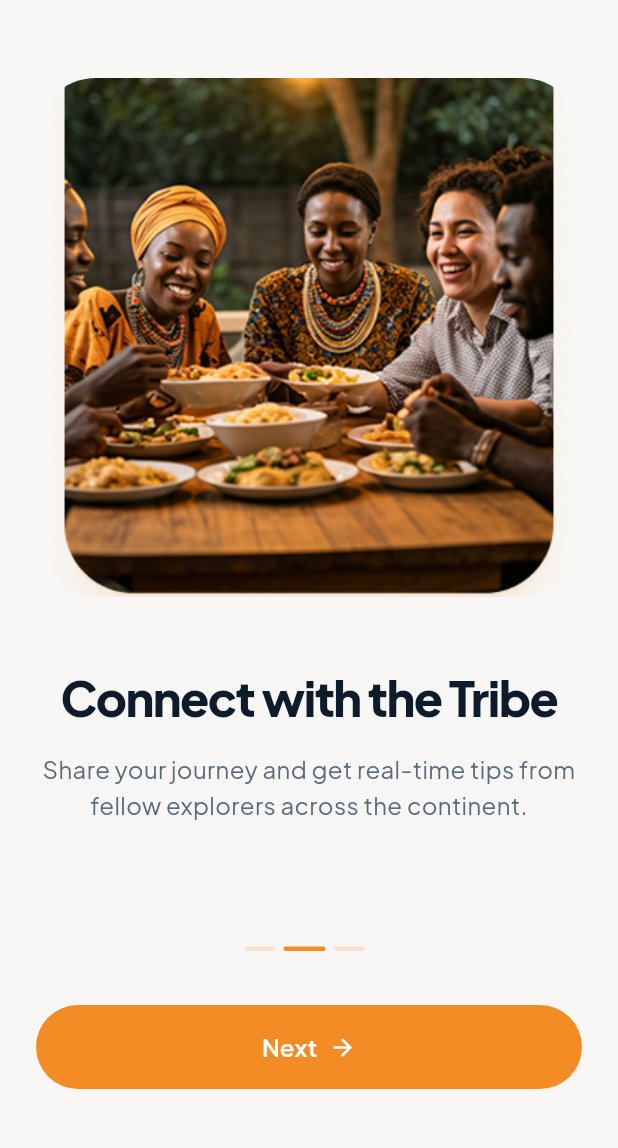
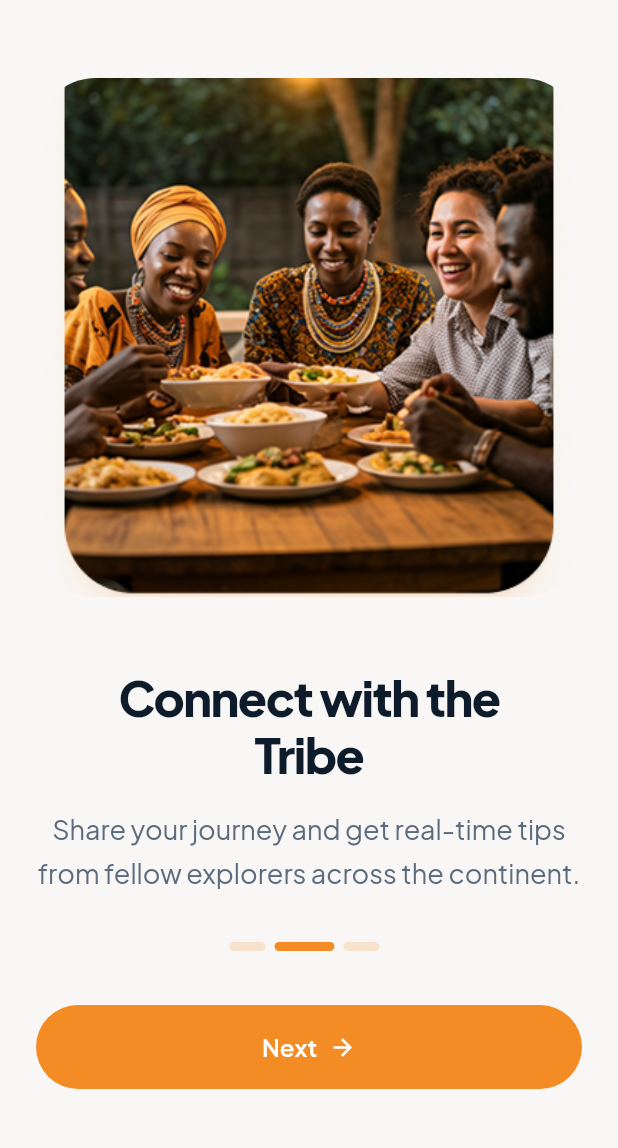
Before and after one commit to Arsema-Zeweldi/A2SV_African_Tourism_Project, a Flutter app: the screen it shows after launch, swiped to page 2, on a phone screen of 412 x 824 dp, the part 72-1220 px from its top. Run offline on Flutter 3.47's test engine with Material 3 defaults, Android fonts, the phone set to English and light mode, and no system bars; our stand-ins replace dartz, dio, equatable, get_it, google_fonts, internet_connection_checker and 1 more.

Commit message:
Fixed styling issues in the onboarding page

```diff
--- a/apps/mobile/lib/features/onboarding/presentation/pages/onboarding_screen.dart
+++ b/apps/mobile/lib/features/onboarding/presentation/pages/onboarding_screen.dart
@@ -17,19 +17,19 @@ class _OnboardingScreenState extends State<OnboardingScreen> {
 
   final List<Map<String, String>> _pages = [
     {
-      'title': 'Discover the Heart of Africa',
+      'title': 'Discover the\nHeart of Africa',
       'description':
           'Find curated packages and join a vibrant community of travelers exploring the continent\'s hidden gems.',
       'backgroundImage': 'assets/images/onboarding_bg_1.png',
     },
     {
-      'title': 'Connect with the Tribe',
+      'title': 'Connect with the\nTribe',
       'description':
           'Share your journey and get real-time tips from fellow explorers across the continent.',
       'image': 'assets/images/onboarding_img_2.png',
     },
     {
-      'title': 'Your Trip, Your Way',
+      'title': 'Your Trip,\nYour Way',
       'description':
           'Use our smart planner to tailor your dream itinerary based on your vibe, budget, and climate preference.',
       'image': 'assets/images/onboarding_img_3.png',
--- a/apps/mobile/lib/features/onboarding/presentation/widgets/custom_indicator.dart
+++ b/apps/mobile/lib/features/onboarding/presentation/widgets/custom_indicator.dart
@@ -26,13 +26,13 @@ class CustomIndicator extends StatelessWidget {
         return AnimatedContainer(
           duration: const Duration(milliseconds: 300),
           margin: const EdgeInsets.only(right: 6),
-          height: 3,
-          width: isActive ? 28 : 20,
+          height: 6,
+          width: isActive ? 40 : 24,
           decoration: BoxDecoration(
             color: isActive
                 ? (activeColor ?? AppColors.primary)
                 : (inactiveColor ?? Colors.white.withOpacity(0.5)),
-            borderRadius: BorderRadius.circular(2),
+            borderRadius: BorderRadius.circular(7),
           ),
         );
       }),
--- a/apps/mobile/lib/features/onboarding/presentation/widgets/onboarding_page.dart
+++ b/apps/mobile/lib/features/onboarding/presentation/widgets/onboarding_page.dart
@@ -36,49 +36,51 @@ class OnboardingPage extends StatelessWidget {
             fit: BoxFit.cover,
           ),
         ),
-        Positioned.fill(
-          child: Container(
-            decoration: BoxDecoration(
-              gradient: LinearGradient(
-                begin: Alignment.topCenter,
-                end: Alignment.bottomCenter,
-                colors: [
-                  Colors.black.withOpacity(0.0),
-                  Colors.black.withOpacity(0.4),
-                  Colors.black.withOpacity(1.0),
-                ],
-                stops: const [0.0, 0.3, 0.95],
-              ),
-            ),
-          ),
-        ),
         Padding(
-          padding: const EdgeInsets.symmetric(horizontal: 24.0, vertical: 40.0),
+          padding: const EdgeInsets.symmetric(horizontal: 24.0, vertical: 0.0),
           child: Column(
             mainAxisAlignment: MainAxisAlignment.end,
             crossAxisAlignment: CrossAxisAlignment.start,
             children: [
-              Text(
+              SizedBox(
+                width: MediaQuery.of(context).size.width * 0.8,
+                child: Text(
                   title,
                   textAlign: TextAlign.left,
                   style: GoogleFonts.plusJakartaSans(
-                  fontSize: 40,
+                    fontSize: 48,
                     fontWeight: FontWeight.w800,
                     color: Colors.white,
                     letterSpacing: -1.0,
-                  height: 1.2,
+                    height: 1.1,
+                    shadows: [
+                      Shadow(
+                        color: Colors.white.withOpacity(0.4),
+                        blurRadius: 10,
+                      ),
+                    ],
                   ),
                 ),
-              const SizedBox(height: 16),
-              Text(
+              ),
+              const SizedBox(height: 18),
+              SizedBox(
+                width: MediaQuery.of(context).size.width * 0.75,
+                child: Text(
                   description,
                   textAlign: TextAlign.left,
                   style: GoogleFonts.plusJakartaSans(
                     fontSize: 18,
                     fontWeight: FontWeight.w400,
-                  color: Colors.white.withOpacity(0.85),
+                    color: Colors.white.withOpacity(0.9),
                     height: 29.3 / 18.0,
                     letterSpacing: 0,
+                    shadows: [
+                      Shadow(
+                        color: Colors.white.withOpacity(0.4),
+                        blurRadius: 6,
+                      ),
+                    ],
+                  ),
                 ),
               ),
               const SizedBox(height: 160), // Space for indicator and buttons
@@ -111,7 +113,9 @@ class OnboardingPage extends StatelessWidget {
             ),
             const SizedBox(height: 48),
           ],
-          Text(
+          SizedBox(
+            width: MediaQuery.of(context).size.width * 0.7,
+            child: Text(
               title,
               textAlign: TextAlign.center,
               style: GoogleFonts.plusJakartaSans(
@@ -122,15 +126,17 @@ class OnboardingPage extends StatelessWidget {
                 height: 1.2,
               ),
             ),
+          ),
           const SizedBox(height: 16),
           Text(
             description,
             textAlign: TextAlign.center,
             style: GoogleFonts.plusJakartaSans(
-              fontSize: 16,
+              fontSize: 18,
               fontWeight: FontWeight.w400,
               color: AppColors.textSecondary,
-              height: 1.5,
+              height: 29.3 / 18.0,
+              letterSpacing: 0,
             ),
           ),
         ],
```
Lines whose indentation alone changed are shown as unchanged.
